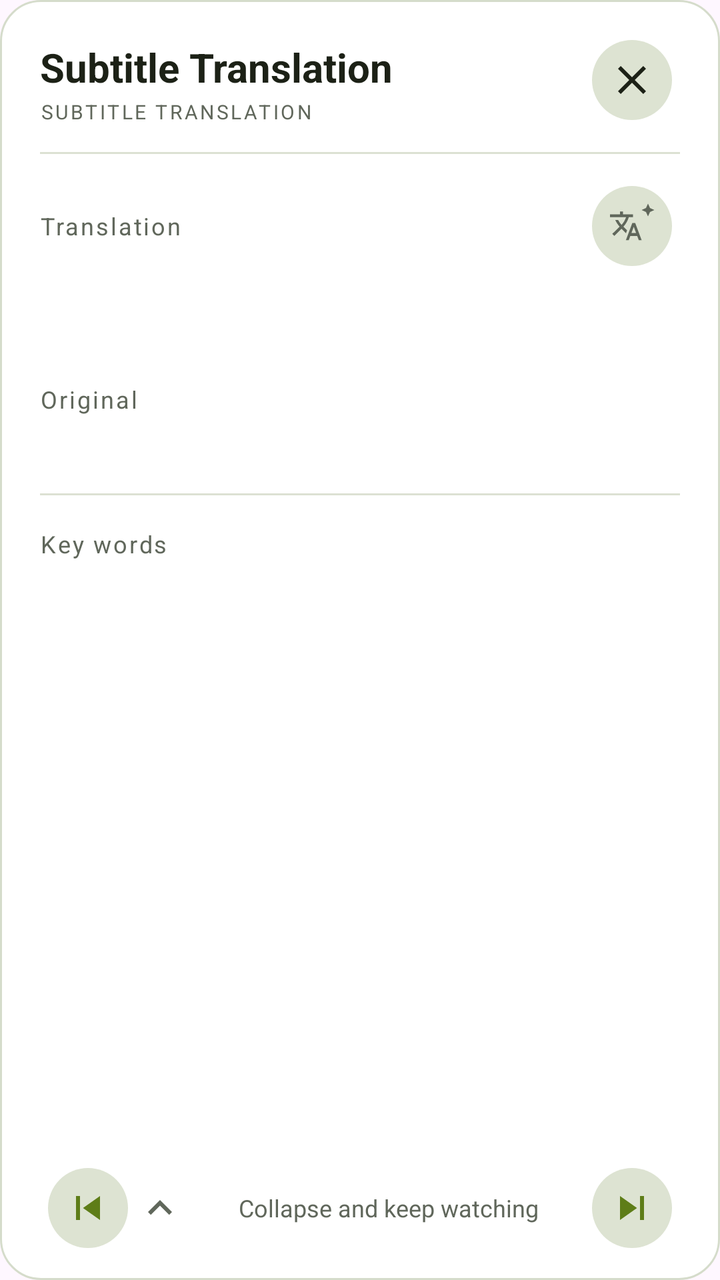
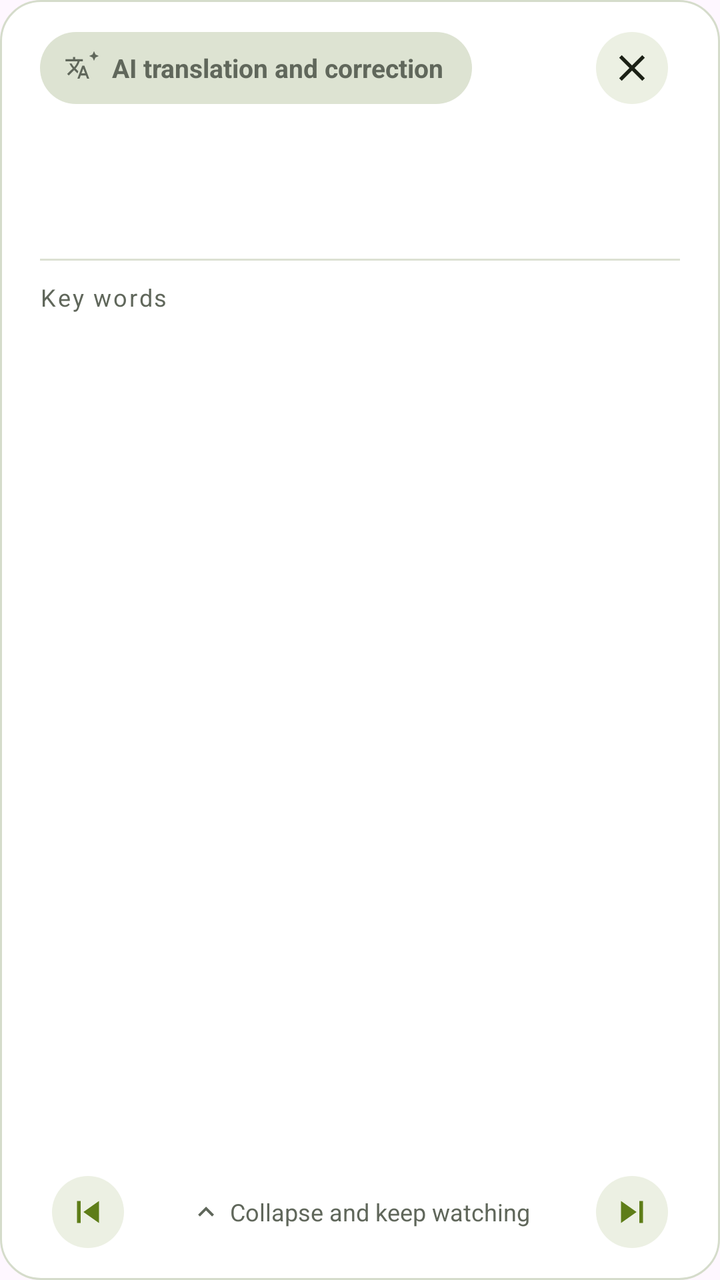

Screens rendered from an Android XML layout before and after an edit, with the pre-edit source and the edit as a unified diff.
<!-- AndroidManifest.xml: application theme Theme.SubtitleTranslator -->
<!-- res/layout/overlay_translation.xml -->
<?xml version="1.0" encoding="utf-8"?>
<LinearLayout xmlns:android="http://schemas.android.com/apk/res/android"
    android:layout_width="match_parent"
    android:layout_height="wrap_content"
    android:layout_marginHorizontal="12dp"
    android:orientation="vertical"
    android:background="@drawable/bg_translation_overlay"
    android:paddingHorizontal="@dimen/overlay_padding_horizontal"
    android:paddingTop="16dp"
    android:paddingBottom="12dp">

    
    <LinearLayout
        android:layout_width="match_parent"
        android:layout_height="wrap_content"
        android:orientation="horizontal"
        android:gravity="top">

        <LinearLayout
            android:layout_width="0dp"
            android:layout_height="wrap_content"
            android:layout_weight="1"
            android:orientation="vertical"
            android:paddingTop="4dp">

            <TextView
                android:layout_width="match_parent"
                android:layout_height="wrap_content"
                android:text="@string/overlay_title"
                android:textAppearance="@style/TextAppearance.SubtitleTranslator.ScreenTitle" />

            <TextView
                android:layout_width="match_parent"
                android:layout_height="wrap_content"
                android:layout_marginTop="2dp"
                android:text="@string/overlay_subtitle"
                android:textAppearance="@style/TextAppearance.SubtitleTranslator.Overline" />
        </LinearLayout>

        <ImageButton
            android:id="@+id/btnClose"
            android:layout_width="@dimen/touch_target"
            android:layout_height="@dimen/touch_target"
            android:padding="12dp"
            android:scaleType="fitCenter"
            android:background="@drawable/bg_icon_button"
            android:src="@drawable/ic_close"
            android:contentDescription="@string/action_close" />
    </LinearLayout>

    
    <View
        android:layout_width="match_parent"
        android:layout_height="1dp"
        android:layout_marginTop="12dp"
        android:background="@color/divider" />

    
    <ScrollView
        android:id="@+id/contentScroll"
        android:layout_width="match_parent"
        android:layout_height="0dp"
        android:layout_weight="1"
        android:scrollbars="vertical">

        <LinearLayout
            android:layout_width="match_parent"
            android:layout_height="wrap_content"
            android:orientation="vertical">

            
            <LinearLayout
                android:layout_width="match_parent"
                android:layout_height="wrap_content"
                android:layout_marginTop="12dp"
                android:gravity="center_vertical"
                android:orientation="horizontal">

                <TextView
                    android:layout_width="0dp"
                    android:layout_height="wrap_content"
                    android:layout_weight="1"
                    android:text="@string/overlay_translated_label"
                    android:textAppearance="@style/TextAppearance.SubtitleTranslator.SectionLabel" />

                
                <ImageButton
                    android:id="@+id/btnAiTranslate"
                    android:layout_width="@dimen/touch_target"
                    android:layout_height="@dimen/touch_target"
                    android:layout_marginStart="4dp"
                    android:background="@drawable/bg_icon_button"
                    android:contentDescription="@string/overlay_ai_translate"
                    android:padding="12dp"
                    android:scaleType="fitCenter"
                    android:src="@drawable/ic_ai_translate" />
            </LinearLayout>

            <TextView
                android:id="@+id/tvTranslatedText"
                android:layout_width="match_parent"
                android:layout_height="wrap_content"
                android:layout_marginTop="6dp"
                android:textAppearance="@style/TextAppearance.SubtitleTranslator.Translation" />

            
            <TextView
                android:layout_width="match_parent"
                android:layout_height="wrap_content"
                android:layout_marginTop="16dp"
                android:text="@string/overlay_original_label"
                android:textAppearance="@style/TextAppearance.SubtitleTranslator.SectionLabel" />

            
            <LinearLayout
                android:layout_width="match_parent"
                android:layout_height="wrap_content"
                android:layout_marginTop="4dp"
                android:gravity="top"
                android:orientation="horizontal">

                <TextView
                    android:id="@+id/tvOriginalText"
                    android:layout_width="0dp"
                    android:layout_height="wrap_content"
                    android:layout_weight="1"
                    android:textSize="14sp"
                    android:textColor="@color/text_secondary"
                    android:lineSpacingMultiplier="1.35" />

                <ImageButton
                    android:id="@+id/btnSaveSentence"
                    android:layout_width="@dimen/touch_target"
                    android:layout_height="@dimen/touch_target"
                    android:layout_marginStart="4dp"
                    android:background="@drawable/bg_icon_button"
                    android:contentDescription="@string/action_save_sentence"
                    android:padding="12dp"
                    android:scaleType="fitCenter"
                    android:src="@drawable/ic_bookmark_border"
                    android:visibility="gone" />
            </LinearLayout>

            
            <View
                android:layout_width="match_parent"
                android:layout_height="1dp"
                android:layout_marginVertical="16dp"
                android:background="@color/divider" />

            
            <LinearLayout
                android:layout_width="match_parent"
                android:layout_height="wrap_content"
                android:orientation="horizontal"
                android:gravity="center_vertical">

                <TextView
                    android:layout_width="0dp"
                    android:layout_height="wrap_content"
                    android:layout_weight="1"
                    android:text="@string/overlay_key_words"
                    android:textAppearance="@style/TextAppearance.SubtitleTranslator.SectionLabel" />

                <TextView
                    android:id="@+id/tvWordCount"
                    android:layout_width="wrap_content"
                    android:layout_height="wrap_content"
                    android:textAppearance="@style/TextAppearance.SubtitleTranslator.Caption"
                    android:visibility="gone" />
            </LinearLayout>

            <LinearLayout
                android:id="@+id/wordsContainer"
                android:layout_width="match_parent"
                android:layout_height="wrap_content"
                android:layout_marginTop="4dp"
                android:orientation="vertical" />

        </LinearLayout>
    </ScrollView>

    
    <LinearLayout
        android:layout_width="match_parent"
        android:layout_height="48dp"
        android:layout_marginTop="4dp"
        android:orientation="horizontal"
        android:gravity="center_vertical">

        <ImageButton
            android:id="@+id/btnPreviousSubtitle"
            android:layout_width="48dp"
            android:layout_height="48dp"
            android:padding="12dp"
            android:scaleType="fitCenter"
            android:background="@drawable/bg_icon_button"
            android:src="@drawable/ic_skip_previous"
            android:contentDescription="@string/overlay_previous_subtitle" />

        <TextView
            android:id="@+id/btnCollapse"
            android:layout_width="0dp"
            android:layout_height="48dp"
            android:layout_weight="1"
            android:gravity="center"
            android:clickable="true"
            android:focusable="true"
            android:background="?attr/selectableItemBackground"
            android:drawableStart="@drawable/ic_expand_less"
            android:drawablePadding="4dp"
            android:text="@string/overlay_collapse_hint"
            android:textSize="12sp"
            android:textColor="@color/text_secondary" />

        <ImageButton
            android:id="@+id/btnNextSubtitle"
            android:layout_width="48dp"
            android:layout_height="48dp"
            android:padding="12dp"
            android:scaleType="fitCenter"
            android:background="@drawable/bg_icon_button"
            android:src="@drawable/ic_skip_next"
            android:contentDescription="@string/overlay_next_subtitle" />
    </LinearLayout>

</LinearLayout>
<!-- resources referenced by this layout -->
<resources>
  <color name="divider">#FFDCE1D3</color>
  <color name="text_secondary">#FF60675B</color>
  <dimen name="overlay_padding_horizontal">20dp</dimen>
  <dimen name="touch_target">48dp</dimen>
  <!-- drawable bg_icon_button (drawable) -->
  <?xml version="1.0" encoding="utf-8"?>
  <ripple xmlns:android="http://schemas.android.com/apk/res/android"
      android:color="?attr/colorControlHighlight">
      <item>
          <inset android:inset="4dp">
              <shape android:shape="oval">
                  <solid android:color="@color/surface_variant" />
              </shape>
          </inset>
      </item>
  </ripple>
  <!-- drawable bg_translation_overlay (drawable) -->
  <?xml version="1.0" encoding="utf-8"?>
  <shape xmlns:android="http://schemas.android.com/apk/res/android"
      android:shape="rectangle">
      <solid android:color="@color/panel_bg" />
      <stroke
          android:width="1dp"
          android:color="@color/card_stroke" />
      <corners android:radius="@dimen/panel_radius" />
  </shape>
  <string name="action_close">Close</string>
  <string name="action_save_sentence">Save sentence</string>
  <string name="overlay_ai_translate">AI translation and correction</string>
  <string name="overlay_collapse_hint">Collapse and keep watching</string>
  <string name="overlay_key_words">Key words</string>
  <string name="overlay_next_subtitle">Next line</string>
  <string name="overlay_original_label">Original</string>
  <string name="overlay_previous_subtitle">Previous line</string>
  <string name="overlay_subtitle">SUBTITLE TRANSLATION</string>
  <string name="overlay_title">Subtitle Translation</string>
  <string name="overlay_translated_label">Translation</string>
  <style name="TextAppearance.SubtitleTranslator.Caption" parent="TextAppearance.Material3.BodySmall">
          <item name="android:textSize">12sp</item>
          <item name="android:textColor">@color/text_secondary</item>
      </style>
  <style name="TextAppearance.SubtitleTranslator.Overline" parent="TextAppearance.Material3.BodySmall">
          <item name="android:textSize">10sp</item>
          <item name="android:textColor">@color/text_secondary</item>
          <item name="android:letterSpacing">0.12</item>
      </style>
  <style name="TextAppearance.SubtitleTranslator.ScreenTitle" parent="TextAppearance.Material3.TitleLarge">
          <item name="android:textSize">20sp</item>
          <item name="android:textStyle">bold</item>
          <item name="android:textColor">@color/text_primary</item>
      </style>
  <style name="TextAppearance.SubtitleTranslator.SectionLabel" parent="TextAppearance.Material3.BodySmall">
          <item name="android:textSize">12sp</item>
          <item name="android:textColor">@color/text_secondary</item>
          <item name="android:letterSpacing">0.08</item>
      </style>
  <style name="TextAppearance.SubtitleTranslator.Translation" parent="TextAppearance.Material3.HeadlineMedium">
          <item name="android:textSize">24sp</item>
          <item name="android:textStyle">bold</item>
          <item name="android:textColor">@color/accent_dim</item>
          <item name="android:lineSpacingMultiplier">1.45</item>
      </style>
  <color name="surface_variant">#FFDDE3D2</color>
  <color name="panel_bg">#FFFFFFFF</color>
  <color name="card_stroke">#FFD5DCCB</color>
  <dimen name="panel_radius">20dp</dimen>
  <color name="text_primary">#FF1C2116</color>
  <color name="accent">#FF5E7D18</color>
  <color name="accent_dim">#FF49650F</color>
  <color name="on_accent">#FFFFFFFF</color>
  <color name="accent_container">#FFE6F1C8</color>
  <color name="on_accent_container">#FF35450C</color>
  <color name="screen_bg">#FFF6F7F2</color>
  <color name="surface_tile">#FFECF0E3</color>
  <color name="card_bg">#FFECF0E3</color>
  <color name="button_outline">#FFC8CEBF</color>
  <color name="stop_button">#FFB3261E</color>
  <!-- unchanged entries left out for length: 7 -->
</resources>

<!-- the commit's change to res/layout/overlay_translation.xml (unified diff, before → after) -->
@@ -1,59 +1,85 @@
 <?xml version="1.0" encoding="utf-8"?>
 <LinearLayout xmlns:android="http://schemas.android.com/apk/res/android"
+    xmlns:app="http://schemas.android.com/apk/res-auto"
     android:layout_width="match_parent"
     android:layout_height="wrap_content"
     android:layout_marginHorizontal="12dp"
     android:orientation="vertical"
     android:background="@drawable/bg_translation_overlay"
     android:paddingHorizontal="@dimen/overlay_padding_horizontal"
-    android:paddingTop="16dp"
-    android:paddingBottom="12dp">
+    android:paddingTop="10dp"
+    android:paddingBottom="10dp">
 
     
     <LinearLayout
         android:layout_width="match_parent"
         android:layout_height="wrap_content"
         android:orientation="horizontal"
-        android:gravity="top">
-
+        android:gravity="center_vertical"
+        android:baselineAligned="false">
+
+        
         <LinearLayout
+            android:id="@+id/btnAiTranslate"
+            android:layout_width="wrap_content"
+            android:layout_height="@dimen/touch_target"
+            android:background="@drawable/bg_ai_pill_button"
+            android:clickable="true"
+            android:focusable="true"
+            android:gravity="center_vertical"
+            android:orientation="horizontal"
+            android:paddingStart="12dp"
+            android:paddingEnd="14dp"
+            android:contentDescription="@string/overlay_ai_translate">
+
+            <ImageView
+                android:id="@+id/ivAiTranslateIcon"
+                android:layout_width="18dp"
+                android:layout_height="18dp"
+                android:importantForAccessibility="no"
+                android:scaleType="fitCenter"
+                android:src="@drawable/ic_ai_translate" />
+
+            <TextView
+                android:id="@+id/tvAiTranslateLabel"
+                android:layout_width="wrap_content"
+                android:layout_height="wrap_content"
+                android:layout_marginStart="6dp"
+                android:maxLines="1"
+                android:text="@string/overlay_ai_translate"
+                android:textColor="@color/text_secondary"
+                android:textSize="13sp"
+                android:textStyle="bold" />
+        </LinearLayout>
+
+        <View
             android:layout_width="0dp"
-            android:layout_height="wrap_content"
-            android:layout_weight="1"
-            android:orientation="vertical"
-            android:paddingTop="4dp">
-
-            <TextView
-                android:layout_width="match_parent"
-                android:layout_height="wrap_content"
-                android:text="@string/overlay_title"
-                android:textAppearance="@style/TextAppearance.SubtitleTranslator.ScreenTitle" />
-
-            <TextView
-                android:layout_width="match_parent"
-                android:layout_height="wrap_content"
-                android:layout_marginTop="2dp"
-                android:text="@string/overlay_subtitle"
-                android:textAppearance="@style/TextAppearance.SubtitleTranslator.Overline" />
-        </LinearLayout>
+            android:layout_height="0dp"
+            android:layout_weight="1" />
+
+        
+        <ImageButton
+            android:id="@+id/btnSaveSentence"
+            android:layout_width="@dimen/touch_target"
+            android:layout_height="@dimen/touch_target"
+            android:layout_marginEnd="2dp"
+            android:background="@drawable/bg_nav_icon_button"
+            android:contentDescription="@string/action_save_sentence"
+            android:padding="13dp"
+            android:scaleType="fitCenter"
+            android:src="@drawable/ic_bookmark_border"
+            android:visibility="gone" />
 
         <ImageButton
             android:id="@+id/btnClose"
             android:layout_width="@dimen/touch_target"
             android:layout_height="@dimen/touch_target"
-            android:padding="12dp"
-            android:scaleType="fitCenter"
-            android:background="@drawable/bg_icon_button"
+            android:padding="13dp"
+            android:scaleType="fitCenter"
+            android:background="@drawable/bg_nav_icon_button"
             android:src="@drawable/ic_close"
             android:contentDescription="@string/action_close" />
     </LinearLayout>
-
-    
-    <View
-        android:layout_width="match_parent"
-        android:layout_height="1dp"
-        android:layout_marginTop="12dp"
-        android:background="@color/divider" />
 
     
     <ScrollView
@@ -66,86 +92,33 @@
         <LinearLayout
             android:layout_width="match_parent"
             android:layout_height="wrap_content"
-            android:orientation="vertical">
-
-            
-            <LinearLayout
-                android:layout_width="match_parent"
-                android:layout_height="wrap_content"
+            android:orientation="vertical"
+            android:paddingTop="6dp"
+            android:paddingBottom="4dp">
+
+            
+            <TextView
+                android:id="@+id/tvTranslatedText"
+                android:layout_width="match_parent"
+                android:layout_height="wrap_content"
+                android:textAppearance="@style/TextAppearance.SubtitleTranslator.Translation" />
+
+            
+            <TextView
+                android:id="@+id/tvOriginalText"
+                android:layout_width="match_parent"
+                android:layout_height="wrap_content"
+                android:layout_marginTop="6dp"
+                android:textSize="14sp"
+                android:textColor="@color/text_secondary"
+                android:lineSpacingMultiplier="1.35" />
+
+            
+            <View
+                android:layout_width="match_parent"
+                android:layout_height="1dp"
                 android:layout_marginTop="12dp"
-                android:gravity="center_vertical"
-                android:orientation="horizontal">
-
-                <TextView
-                    android:layout_width="0dp"
-                    android:layout_height="wrap_content"
-                    android:layout_weight="1"
-                    android:text="@string/overlay_translated_label"
-                    android:textAppearance="@style/TextAppearance.SubtitleTranslator.SectionLabel" />
-
-                
-                <ImageButton
-                    android:id="@+id/btnAiTranslate"
-                    android:layout_width="@dimen/touch_target"
-                    android:layout_height="@dimen/touch_target"
-                    android:layout_marginStart="4dp"
-                    android:background="@drawable/bg_icon_button"
-                    android:contentDescription="@string/overlay_ai_translate"
-                    android:padding="12dp"
-                    android:scaleType="fitCenter"
-                    android:src="@drawable/ic_ai_translate" />
-            </LinearLayout>
-
-            <TextView
-                android:id="@+id/tvTranslatedText"
-                android:layout_width="match_parent"
-                android:layout_height="wrap_content"
-                android:layout_marginTop="6dp"
-                android:textAppearance="@style/TextAppearance.SubtitleTranslator.Translation" />
-
-            
-            <TextView
-                android:layout_width="match_parent"
-                android:layout_height="wrap_content"
-                android:layout_marginTop="16dp"
-                android:text="@string/overlay_original_label"
-                android:textAppearance="@style/TextAppearance.SubtitleTranslator.SectionLabel" />
-
-            
-            <LinearLayout
-                android:layout_width="match_parent"
-                android:layout_height="wrap_content"
-                android:layout_marginTop="4dp"
-                android:gravity="top"
-                android:orientation="horizontal">
-
-                <TextView
-                    android:id="@+id/tvOriginalText"
-                    android:layout_width="0dp"
-                    android:layout_height="wrap_content"
-                    android:layout_weight="1"
-                    android:textSize="14sp"
-                    android:textColor="@color/text_secondary"
-                    android:lineSpacingMultiplier="1.35" />
-
-                <ImageButton
-                    android:id="@+id/btnSaveSentence"
-                    android:layout_width="@dimen/touch_target"
-                    android:layout_height="@dimen/touch_target"
-                    android:layout_marginStart="4dp"
-                    android:background="@drawable/bg_icon_button"
-                    android:contentDescription="@string/action_save_sentence"
-                    android:padding="12dp"
-                    android:scaleType="fitCenter"
-                    android:src="@drawable/ic_bookmark_border"
-                    android:visibility="gone" />
-            </LinearLayout>
-
-            
-            <View
-                android:layout_width="match_parent"
-                android:layout_height="1dp"
-                android:layout_marginVertical="16dp"
+                android:layout_marginBottom="10dp"
                 android:background="@color/divider" />
 
             
@@ -174,7 +147,7 @@
                 android:id="@+id/wordsContainer"
                 android:layout_width="match_parent"
                 android:layout_height="wrap_content"
-                android:layout_marginTop="4dp"
+                android:layout_marginTop="2dp"
                 android:orientation="vertical" />
 
         </LinearLayout>
@@ -192,34 +165,46 @@
             android:id="@+id/btnPreviousSubtitle"
             android:layout_width="48dp"
             android:layout_height="48dp"
-            android:padding="12dp"
-            android:scaleType="fitCenter"
-            android:background="@drawable/bg_icon_button"
+            android:padding="13dp"
+            android:scaleType="fitCenter"
+            android:background="@drawable/bg_nav_icon_button"
             android:src="@drawable/ic_skip_previous"
             android:contentDescription="@string/overlay_previous_subtitle" />
 
-        <TextView
+        <LinearLayout
             android:id="@+id/btnCollapse"
             android:layout_width="0dp"
             android:layout_height="48dp"
             android:layout_weight="1"
             android:gravity="center"
+            android:orientation="horizontal"
             android:clickable="true"
             android:focusable="true"
-            android:background="?attr/selectableItemBackground"
-            android:drawableStart="@drawable/ic_expand_less"
-            android:drawablePadding="4dp"
-            android:text="@string/overlay_collapse_hint"
-            android:textSize="12sp"
-            android:textColor="@color/text_secondary" />
+            android:background="?attr/selectableItemBackground">
+
+            <ImageView
+                android:layout_width="16dp"
+                android:layout_height="16dp"
+                android:importantForAccessibility="no"
+                android:src="@drawable/ic_expand_less"
+                app:tint="@color/text_secondary" />
+
+            <TextView
+                android:layout_width="wrap_content"
+                android:layout_height="wrap_content"
+                android:layout_marginStart="4dp"
+                android:text="@string/overlay_collapse_hint"
+                android:textSize="12sp"
+                android:textColor="@color/text_secondary" />
+        </LinearLayout>
 
         <ImageButton
             android:id="@+id/btnNextSubtitle"
             android:layout_width="48dp"
             android:layout_height="48dp"
-            android:padding="12dp"
-            android:scaleType="fitCenter"
-            android:background="@drawable/bg_icon_button"
+            android:padding="13dp"
+            android:scaleType="fitCenter"
+            android:background="@drawable/bg_nav_icon_button"
             android:src="@drawable/ic_skip_next"
             android:contentDescription="@string/overlay_next_subtitle" />
     </LinearLayout>
<!-- resource entries referenced after the edit -->
@@ -4,14 +4,29 @@
   <color name="text_secondary">#FF60675B</color>
   <dimen name="overlay_padding_horizontal">20dp</dimen>
   <dimen name="touch_target">48dp</dimen>
-  <!-- drawable bg_icon_button (drawable) -->
+  <!-- drawable bg_ai_pill_button (drawable) -->
   <?xml version="1.0" encoding="utf-8"?>
   <ripple xmlns:android="http://schemas.android.com/apk/res/android"
       android:color="?attr/colorControlHighlight">
       <item>
-          <inset android:inset="4dp">
+          <inset
+              android:insetTop="6dp"
+              android:insetBottom="6dp">
+              <shape android:shape="rectangle">
+                  <solid android:color="@color/surface_variant" />
+                  <corners android:radius="18dp" />
+              </shape>
+          </inset>
+      </item>
+  </ripple>
+  <!-- drawable bg_nav_icon_button (drawable) -->
+  <?xml version="1.0" encoding="utf-8"?>
+  <ripple xmlns:android="http://schemas.android.com/apk/res/android"
+      android:color="?attr/colorControlHighlight">
+      <item>
+          <inset android:inset="6dp">
               <shape android:shape="oval">
-                  <solid android:color="@color/surface_variant" />
+                  <solid android:color="@color/card_bg" />
               </shape>
           </inset>
       </item>
@@ -32,24 +47,10 @@
   <string name="overlay_collapse_hint">Collapse and keep watching</string>
   <string name="overlay_key_words">Key words</string>
   <string name="overlay_next_subtitle">Next line</string>
-  <string name="overlay_original_label">Original</string>
   <string name="overlay_previous_subtitle">Previous line</string>
-  <string name="overlay_subtitle">SUBTITLE TRANSLATION</string>
-  <string name="overlay_title">Subtitle Translation</string>
-  <string name="overlay_translated_label">Translation</string>
   <style name="TextAppearance.SubtitleTranslator.Caption" parent="TextAppearance.Material3.BodySmall">
           <item name="android:textSize">12sp</item>
           <item name="android:textColor">@color/text_secondary</item>
-      </style>
-  <style name="TextAppearance.SubtitleTranslator.Overline" parent="TextAppearance.Material3.BodySmall">
-          <item name="android:textSize">10sp</item>
-          <item name="android:textColor">@color/text_secondary</item>
-          <item name="android:letterSpacing">0.12</item>
-      </style>
-  <style name="TextAppearance.SubtitleTranslator.ScreenTitle" parent="TextAppearance.Material3.TitleLarge">
-          <item name="android:textSize">20sp</item>
-          <item name="android:textStyle">bold</item>
-          <item name="android:textColor">@color/text_primary</item>
       </style>
   <style name="TextAppearance.SubtitleTranslator.SectionLabel" parent="TextAppearance.Material3.BodySmall">
           <item name="android:textSize">12sp</item>
@@ -57,10 +58,10 @@
           <item name="android:letterSpacing">0.08</item>
       </style>
   <style name="TextAppearance.SubtitleTranslator.Translation" parent="TextAppearance.Material3.HeadlineMedium">
-          <item name="android:textSize">24sp</item>
+          <item name="android:textSize">21sp</item>
           <item name="android:textStyle">bold</item>
-          <item name="android:textColor">@color/accent_dim</item>
-          <item name="android:lineSpacingMultiplier">1.45</item>
+          <item name="android:textColor">@color/text_primary</item>
+          <item name="android:lineSpacingMultiplier">1.35</item>
       </style>
   <color name="surface_variant">#FFDDE3D2</color>
   <color name="panel_bg">#FFFFFFFF</color>
